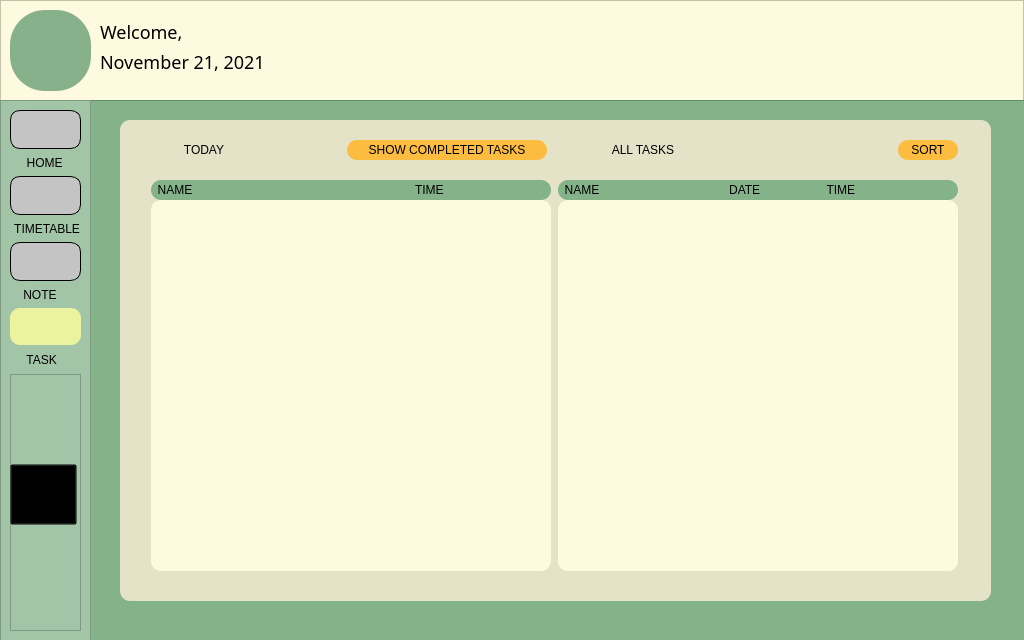
Before: the Qt Designer form task_window.ui in The-name-FPGN-is-already-taken/NoteMe, drawn with Qt 5.
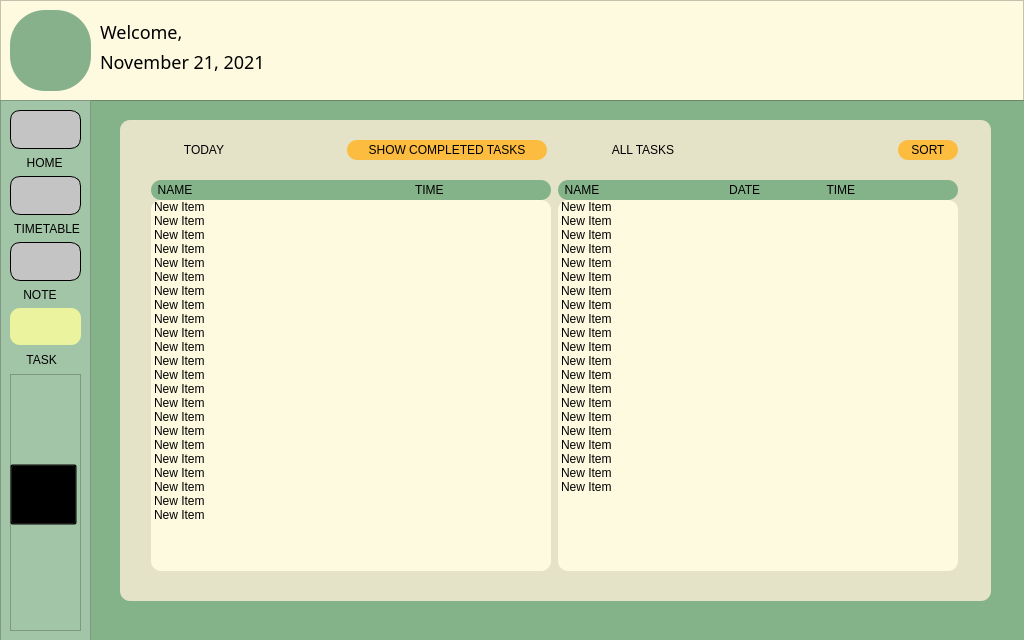
After: the same form once the commit is applied. Icons and pictures are not drawn.

The edit to the form file:
```diff
--- a/task_window.ui
+++ b/task_window.ui
@@ -358,6 +358,121 @@
     
  }</string>
            </property>
+           <item>
+            <property name="text">
+             <string>New Item</string>
+            </property>
+           </item>
+           <item>
+            <property name="text">
+             <string>New Item</string>
+            </property>
+           </item>
+           <item>
+            <property name="text">
+             <string>New Item</string>
+            </property>
+           </item>
+           <item>
+            <property name="text">
+             <string>New Item</string>
+            </property>
+           </item>
+           <item>
+            <property name="text">
+             <string>New Item</string>
+            </property>
+           </item>
+           <item>
+            <property name="text">
+             <string>New Item</string>
+            </property>
+           </item>
+           <item>
+            <property name="text">
+             <string>New Item</string>
+            </property>
+           </item>
+           <item>
+            <property name="text">
+             <string>New Item</string>
+            </property>
+           </item>
+           <item>
+            <property name="text">
+             <string>New Item</string>
+            </property>
+           </item>
+           <item>
+            <property name="text">
+             <string>New Item</string>
+            </property>
+           </item>
+           <item>
+            <property name="text">
+             <string>New Item</string>
+            </property>
+           </item>
+           <item>
+            <property name="text">
+             <string>New Item</string>
+            </property>
+           </item>
+           <item>
+            <property name="text">
+             <string>New Item</string>
+            </property>
+           </item>
+           <item>
+            <property name="text">
+             <string>New Item</string>
+            </property>
+           </item>
+           <item>
+            <property name="text">
+             <string>New Item</string>
+            </property>
+           </item>
+           <item>
+            <property name="text">
+             <string>New Item</string>
+            </property>
+           </item>
+           <item>
+            <property name="text">
+             <string>New Item</string>
+            </property>
+           </item>
+           <item>
+            <property name="text">
+             <string>New Item</string>
+            </property>
+           </item>
+           <item>
+            <property name="text">
+             <string>New Item</string>
+            </property>
+           </item>
+           <item>
+            <property name="text">
+             <string>New Item</string>
+            </property>
+           </item>
+           <item>
+            <property name="text">
+             <string>New Item</string>
+            </property>
+           </item>
+           <item>
+            <property name="text">
+             <string>New Item</string>
+            </property>
+           </item>
+           <item>
+            <property name="text">
+             <string>New Item</string>
+            </property>
+           </item>
           </widget>
          </item>
         </layout>
@@ -498,6 +613,111 @@
     
  }</string>
            </property>
+           <item>
+            <property name="text">
+             <string>New Item</string>
+            </property>
+           </item>
+           <item>
+            <property name="text">
+             <string>New Item</string>
+            </property>
+           </item>
+           <item>
+            <property name="text">
+             <string>New Item</string>
+            </property>
+           </item>
+           <item>
+            <property name="text">
+             <string>New Item</string>
+            </property>
+           </item>
+           <item>
+            <property name="text">
+             <string>New Item</string>
+            </property>
+           </item>
+           <item>
+            <property name="text">
+             <string>New Item</string>
+            </property>
+           </item>
+           <item>
+            <property name="text">
+             <string>New Item</string>
+            </property>
+           </item>
+           <item>
+            <property name="text">
+             <string>New Item</string>
+            </property>
+           </item>
+           <item>
+            <property name="text">
+             <string>New Item</string>
+            </property>
+           </item>
+           <item>
+            <property name="text">
+             <string>New Item</string>
+            </property>
+           </item>
+           <item>
+            <property name="text">
+             <string>New Item</string>
+            </property>
+           </item>
+           <item>
+            <property name="text">
+             <string>New Item</string>
+            </property>
+           </item>
+           <item>
+            <property name="text">
+             <string>New Item</string>
+            </property>
+           </item>
+           <item>
+            <property name="text">
+             <string>New Item</string>
+            </property>
+           </item>
+           <item>
+            <property name="text">
+             <string>New Item</string>
+            </property>
+           </item>
+           <item>
+            <property name="text">
+             <string>New Item</string>
+            </property>
+           </item>
+           <item>
+            <property name="text">
+             <string>New Item</string>
+            </property>
+           </item>
+           <item>
+            <property name="text">
+             <string>New Item</string>
+            </property>
+           </item>
+           <item>
+            <property name="text">
+             <string>New Item</string>
+            </property>
+           </item>
+           <item>
+            <property name="text">
+             <string>New Item</string>
+            </property>
+           </item>
+           <item>
+            <property name="text">
+             <string>New Item</string>
+            </property>
+           </item>
           </widget>
          </item>
         </layout>
```
Left out of the diff: 6 changed lines with no effect on the pictures.
